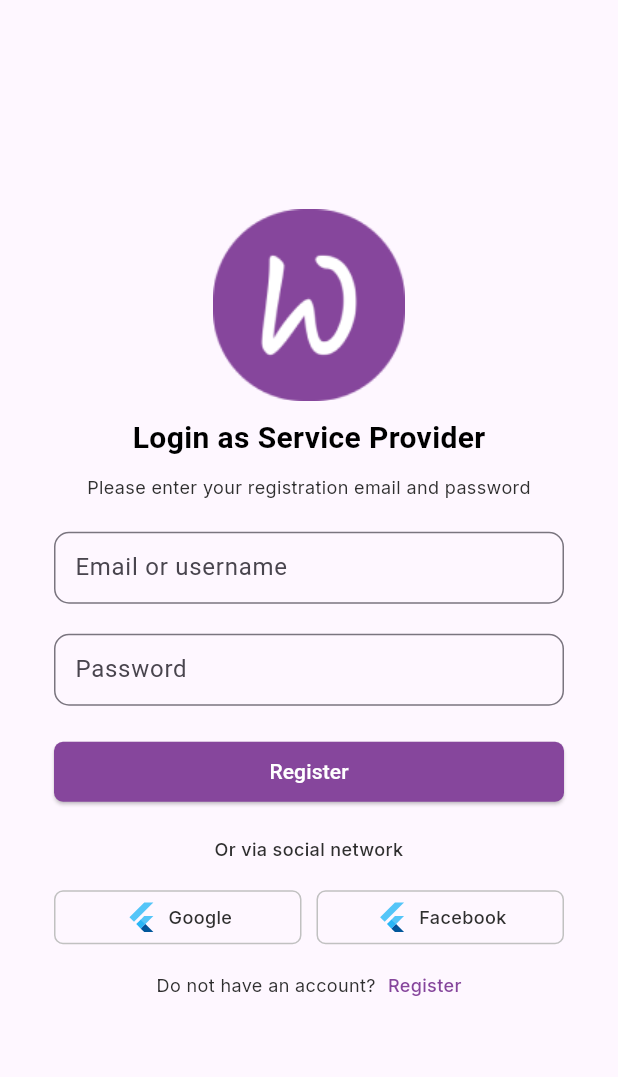
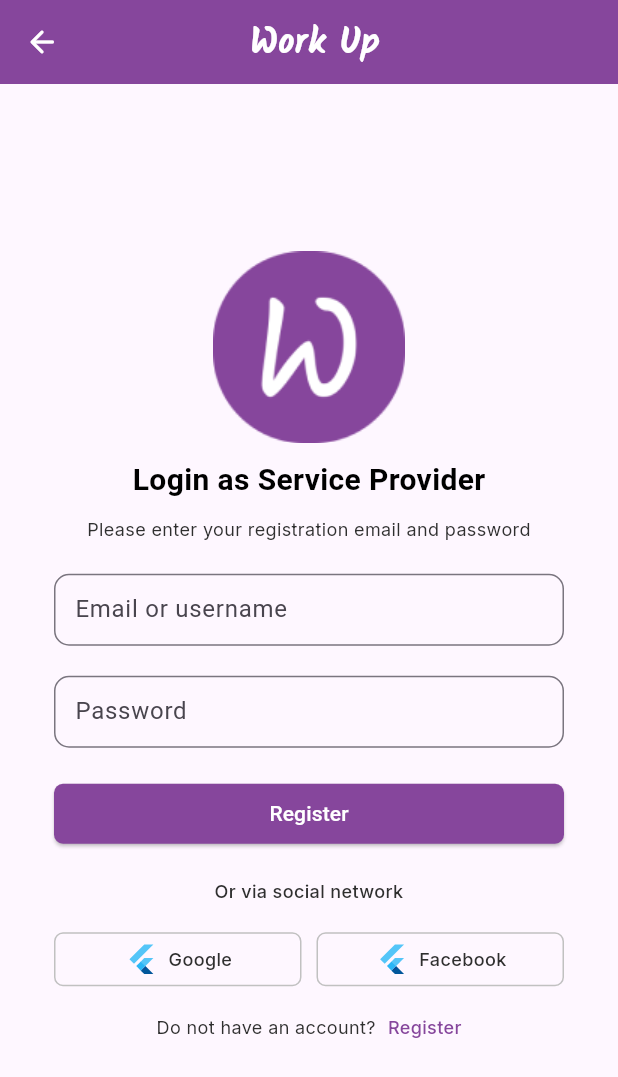
Before and after one commit to SUMExXx/workup, a Flutter app: the ServiceProviderLoginScreen screen opened by its route, on a phone screen of 412 x 824 dp. Shown: the top 1077 px of the screen. Run offline on Flutter 3.47's test engine with Material 3 defaults, Android fonts, the phone set to English and light mode, and no system bars; our stand-ins replace flutter_dotenv, flutter_secure_storage, permission_handler; accounts and stored records are empty.

```diff
--- a/lib/screens/customer_registration_screen.dart
+++ b/lib/screens/customer_registration_screen.dart
@@ -57,6 +57,7 @@ class _CustomerRegistrationScreenState extends State<CustomerRegisterScreen> {
   handleBackClick() {
     Navigator.pop(context);
   }
+
   @override
   Widget build(BuildContext context) {
     return SafeArea(
--- a/lib/screens/serviceprovider_login_screen.dart
+++ b/lib/screens/serviceprovider_login_screen.dart
@@ -1,5 +1,8 @@
 import 'package:flutter/material.dart';
 import 'package:workup/models/service_provider_model.dart';  // Import ServiceProvider model
+import 'package:workup/utils/colors.dart';
+import 'package:workup/utils/strings.dart';
+import 'package:workup/utils/text_styles.dart';
 import '../services/auth_service.dart';
 
 
@@ -62,6 +65,25 @@ class _ServiceProviderLoginState extends State<ServiceProviderLoginScreen> {
     return SafeArea(
       child: Scaffold(
         resizeToAvoidBottomInset: false,
+        appBar: AppBar(
+          backgroundColor: AppColors.primary,
+          title: Center(
+              child: Text(
+                AppStrings.appTitle,
+                style: AppTextStyles.title.merge(AppTextStyles.textWhite),
+              )
+          ),
+          leading: IconButton(
+            icon: const Icon(
+              Icons.arrow_back_rounded,
+              color: AppColors.white,
+            ),
+            onPressed: handleBackClick,
+          ),
+          actions: const [
+            SizedBox(width: 48.0, height: 48.0,),
+          ],
+        ),
         body: Center(
           child: Column(
             mainAxisAlignment: MainAxisAlignment.center,
```
Also changed, not shown: lib/screens/serviceprovider_register_screen.dart (+19 -0 lines).
